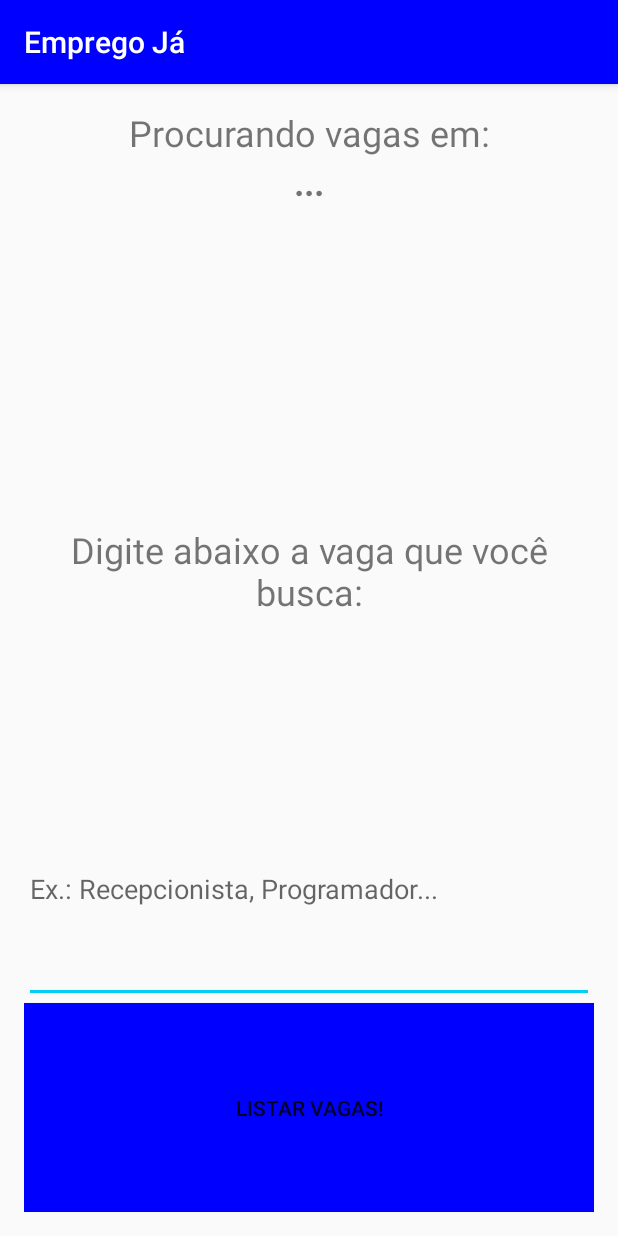
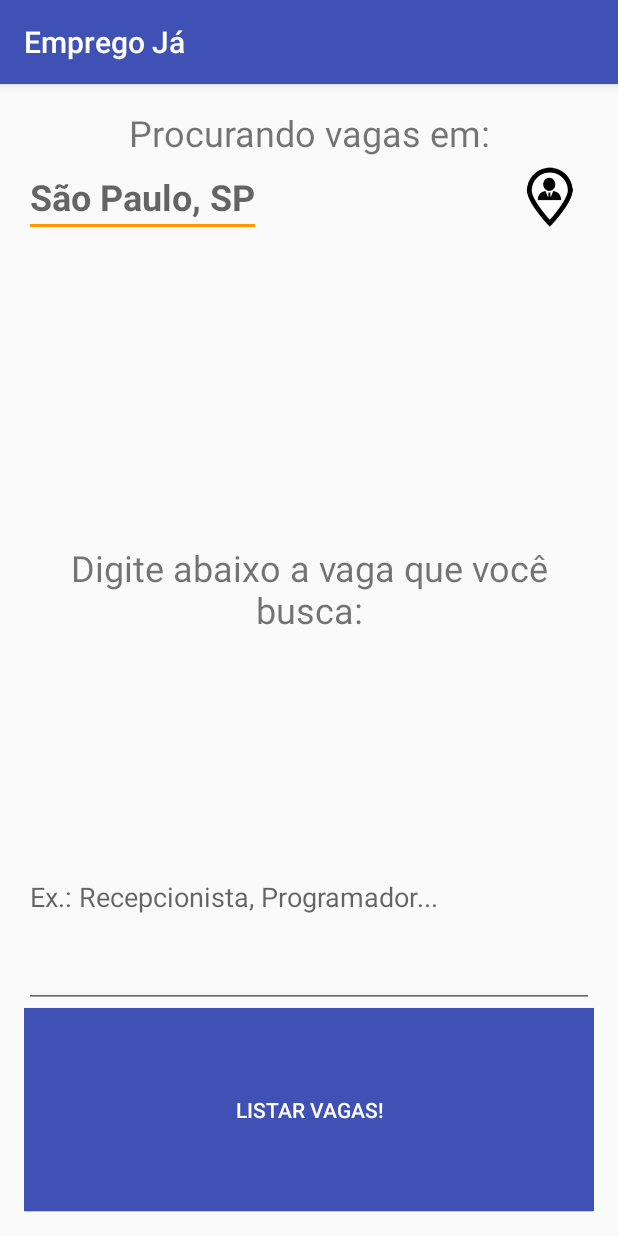
Before and after one commit to luizdefranca/EmpregoJa, an Android app: the screen it shows after launch (MainActivity), on a phone screen of 412 x 824 dp. Run offline under Robolectric (Android 15) with nearby library versions, the light colour scheme and no system bars.

Commit message:
Redefine as cores do app, implementa botão de localização e permite que a cidade seja digitada

```diff
--- a/app/src/main/res/layout/activity_main.xml
+++ b/app/src/main/res/layout/activity_main.xml
@@ -11,29 +11,45 @@
     tools:context="com.mafiagames.empregoja.MainActivity"
     android:orientation="vertical">
 
-    <LinearLayout
+    <TextView
+        android:layout_width="match_parent"
+        android:layout_height="wrap_content"
+        android:id="@+id/labelCidade"
+        android:textAlignment="center"
+        android:textSize="24sp"
+        android:text="@string/label_cidade" />
+
+    <RelativeLayout
         android:orientation="vertical"
         android:layout_width="match_parent"
         android:layout_height="wrap_content"
         android:layout_weight="0.07">
 
-        <TextView
-            android:layout_width="match_parent"
-            android:layout_height="wrap_content"
-            android:id="@+id/labelCidade"
-            android:textAlignment="center"
-            android:textSize="24sp"
-            android:text="@string/label_cidade" />
-
-        <TextView
-            android:text="..."
-            android:layout_width="match_parent"
-            android:layout_height="wrap_content"
+        <EditText
+            android:hint="@string/cidadeHint"
             android:id="@+id/cidade"
             android:textAlignment="center"
             android:textSize="24sp"
-            android:textStyle="normal|bold" />
-    </LinearLayout>
+            android:textStyle="normal|bold"
+            android:layout_width="wrap_content"
+            android:layout_height="wrap_content"
+            android:layout_alignParentLeft="true"
+            android:layout_alignParentTop="true"/>
+
+        <ImageButton
+            android:layout_width="60dp"
+            android:layout_height="wrap_content"
+            android:layout_alignBottom="@+id/cidade"
+            android:layout_alignParentRight="true"
+            android:layout_alignParentEnd="true"
+            android:layout_alignParentTop="true"
+            android:scaleType="fitCenter"
+            android:adjustViewBounds="true"
+            android:padding="5dp"
+            android:src="@drawable/btn_emprego_ja"
+            android:id="@+id/btnLocalizarCidade"
+            android:background="@null"/>
+    </RelativeLayout>
 
     <LinearLayout
         android:orientation="vertical"
@@ -61,8 +77,9 @@
     <Button
         android:layout_width="match_parent"
         android:layout_height="wrap_content"
+        android:layout_weight="0.03"
         android:text="@string/button_list"
-        android:layout_weight="0.03"
+        android:textColor="@color/colorText"
         android:background="@color/colorPrimary"
         android:clickable="false"
         android:id="@+id/btnListarVagas" />
--- a/app/src/main/res/values/colors.xml
+++ b/app/src/main/res/values/colors.xml
@@ -1,6 +1,11 @@
 <?xml version="1.0" encoding="utf-8"?>
 <resources>
-    <color name="colorPrimary">#0000FF</color>
+    <color name="colorPrimary">#3F51B5</color>
     <color name="colorPrimaryDark">#303F9F</color>
-    <color name="colorAccent">#02cdf5</color>
+    <color name="colorAccent">#FF9800</color>
+    <color name="colorPrimaryText">#212121</color>
+    <color name="colorSecondaryText">#757575</color>
+    <color name="colorDivider">#BDBDBD</color>
+    <color name="colorLightPrimary">#C5CAE9</color>
+    <color name="colorText">#FFFFFF</color>
 </resources>
--- a/app/src/main/res/values/strings.xml
+++ b/app/src/main/res/values/strings.xml
@@ -4,4 +4,5 @@
     <string name="label_cidade">Procurando vagas em:</string>
     <string name="label_tipo_vaga">Digite abaixo a vaga que você busca:</string>
     <string name="hintTipoVaga">Ex.: Recepcionista, Programador...</string>
+    <string name="cidadeHint">São Paulo, SP</string>
 </resources>
```
Also changed, not shown: app/src/main/java/com/mafiagames/empregoja/MainActivity.java (+120 -71 lines), app/src/main/res/drawable/btn_emprego_ja.png (added).
